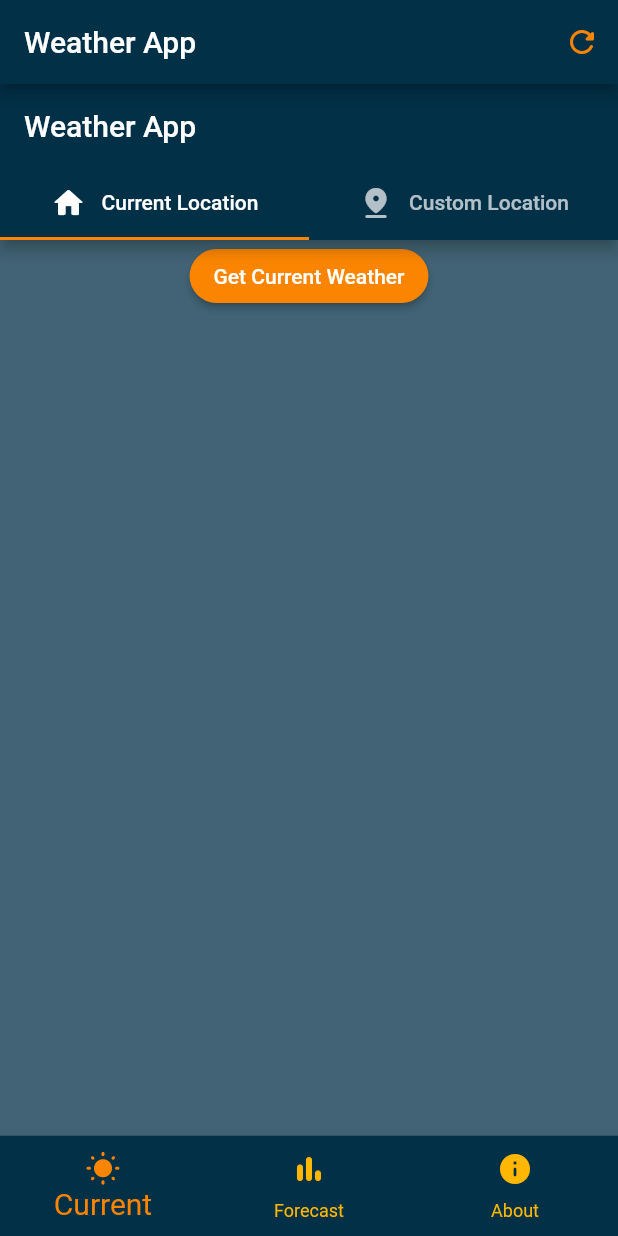
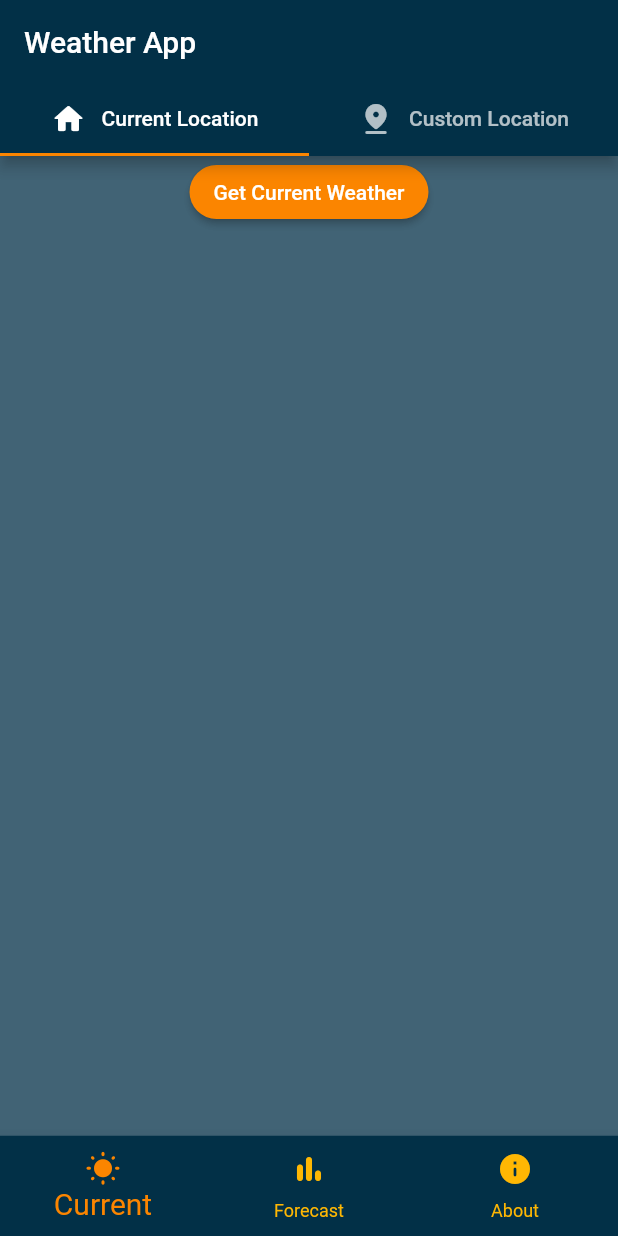
Before and after one commit to neurothrone/zephyr, a Flutter app: the screen it shows after launch, on a phone screen of 412 x 824 dp. Run offline on Flutter 3.47's test engine with Material 2 defaults, Android fonts, the phone set to English and light mode, and no system bars; our stand-ins replace flutter_dotenv, geolocator, permission_handler.

Commit message:
refactor and remove app bar

```diff
--- a/lib/src/features/main_screen.dart
+++ b/lib/src/features/main_screen.dart
@@ -1,6 +1,5 @@
 import 'package:flutter/material.dart';
 
-import '../core/palette.dart';
 import '../utils/string_extensions.dart';
 import 'app_tab.dart';
 import 'about/about_page.dart';
@@ -26,19 +25,6 @@ class _MainScreenState extends State<MainScreen> {
   @override
   Widget build(BuildContext context) {
     return Scaffold(
-      appBar: AppBar(
-        title: const Text("Weather App"),
-        actions: [
-          IconButton(
-            onPressed: () {},
-            icon: const Icon(
-              Icons.refresh_rounded,
-              color: Palette.darkOrange,
-            ),
-            tooltip: "Refresh Weather",
-          ),
-        ],
-      ),
       body: IndexedStack(
         index: _selectedTab,
         children: _pages,
```
